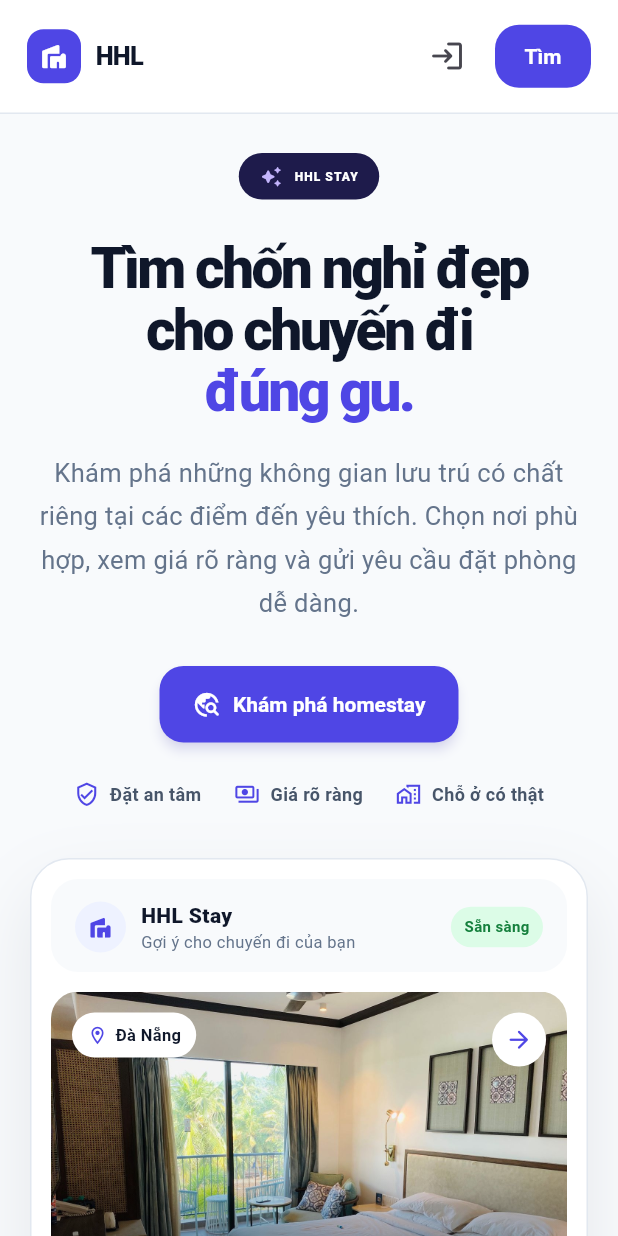
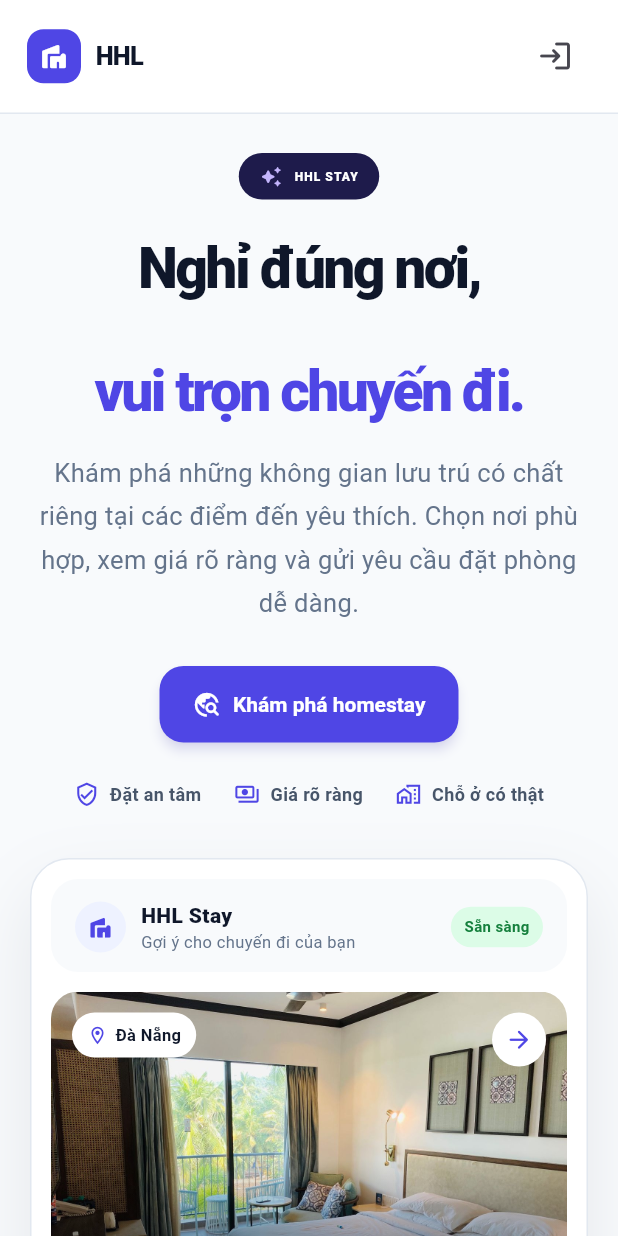
Before and after one commit to huanonana/nhom_huan_hieu_long, a Flutter app: the _GuestWebShell screen opened directly with empty values, after a tap on "Khám phá", after a tap on "Tài khoản", after a tap on "Đăng xuất", on a phone screen of 412 x 824 dp. Run offline on Flutter 3.47's test engine with Material 3 defaults, Android fonts, the phone set to English and light mode, and no system bars; our stand-ins replace cloud_firestore, firebase_auth, firebase_core, fl_chart, flutter_riverpod, flutter_slidable and 3 more; missing offline and left inert: qr; accounts and stored records are empty.

Commit message:
Refine guest landing and navigation labels

```diff
--- a/lib/core/router/app_router.dart
+++ b/lib/core/router/app_router.dart
@@ -376,18 +376,6 @@ class _GuestWebShell extends StatelessWidget {
                       onPressed: () => context.go('/login'),
                       child: const Text('Đăng nhập'),
                     ),
-                  const SizedBox(width: 10),
-                  FilledButton.icon(
-                    onPressed: () =>
-                        context.go(signedIn ? '/profile' : '/register'),
-                    icon: Icon(
-                      signedIn
-                          ? Icons.account_circle_outlined
-                          : Icons.arrow_forward_rounded,
-                      size: 18,
-                    ),
-                    label: Text(signedIn ? 'Tài khoản' : 'Bắt đầu ngay'),
-                  ),
                 ],
               ),
             ),
--- a/lib/features/booking/presentation/firebase_pages.dart
+++ b/lib/features/booking/presentation/firebase_pages.dart
@@ -182,7 +182,6 @@ class _FirebaseExplorePageState extends ConsumerState<FirebaseExplorePage> {
                   return _EmptyStays(
                     favoritesOnly: widget.favoritesOnly,
                     hasHomes: allHomes.isNotEmpty,
-                    onHostManagement: () => context.go('/host'),
                   );
                 }
                 return LayoutBuilder(
@@ -333,10 +332,9 @@ class _WelcomeBanner extends StatelessWidget {
           Text.rich(
             const TextSpan(
               children: [
-                TextSpan(text: 'Tìm chốn nghỉ đẹp\n'),
-                TextSpan(text: 'cho chuyến đi '),
+                TextSpan(text: 'Nghỉ đúng nơi,\n'),
                 TextSpan(
-                  text: 'đúng gu.',
+                  text: 'vui trọn chuyến đi.',
                   style: TextStyle(color: brand),
                 ),
               ],
@@ -563,14 +561,9 @@ class _TrustItem extends StatelessWidget {
 }
 
 class _EmptyStays extends StatelessWidget {
-  const _EmptyStays({
-    required this.favoritesOnly,
-    required this.hasHomes,
-    required this.onHostManagement,
-  });
+  const _EmptyStays({required this.favoritesOnly, required this.hasHomes});
   final bool favoritesOnly;
   final bool hasHomes;
-  final VoidCallback onHostManagement;
 
   @override
   Widget build(BuildContext context) => Card(
@@ -603,14 +596,6 @@ class _EmptyStays extends StatelessWidget {
             textAlign: TextAlign.center,
             style: const TextStyle(color: muted, fontSize: 12, height: 1.4),
           ),
-          if (!favoritesOnly) ...[
-            const SizedBox(height: 14),
-            OutlinedButton.icon(
-              onPressed: onHostManagement,
-              icon: const Icon(Icons.storefront_outlined),
-              label: const Text('Dành cho chủ nhà · Mở quản lý'),
-            ),
-          ],
         ],
       ),
     ),
--- a/lib/features/landing/presentation/landing_page.dart
+++ b/lib/features/landing/presentation/landing_page.dart
@@ -128,17 +128,6 @@ class _LandingHeader extends StatelessWidget {
                 onPressed: () => context.go('/login'),
                 child: const Text('Đăng nhập'),
               ),
-            const SizedBox(width: 8),
-            FilledButton(
-              onPressed: () => context.go('/explore'),
-              style: FilledButton.styleFrom(
-                padding: EdgeInsets.symmetric(
-                  horizontal: compact ? 14 : 20,
-                  vertical: 13,
-                ),
-              ),
-              child: Text(compact ? 'Tìm' : 'Bắt đầu ngay'),
-            ),
           ],
         ),
       ),
@@ -259,7 +248,7 @@ class _HeroCopy extends StatelessWidget {
       ),
       const SizedBox(height: 25),
       Text(
-        'Tìm chốn nghỉ đẹp\ncho chuyến đi ',
+        'Nghỉ đúng nơi,\n',
         textAlign: compact ? TextAlign.center : TextAlign.left,
         style: TextStyle(
           color: ink,
@@ -270,7 +259,7 @@ class _HeroCopy extends StatelessWidget {
         ),
       ),
       Text(
-        'đúng gu.',
+        'vui trọn chuyến đi.',
         textAlign: compact ? TextAlign.center : TextAlign.left,
         style: TextStyle(
           color: brand,
```
Also changed, not shown: 1 other file.
